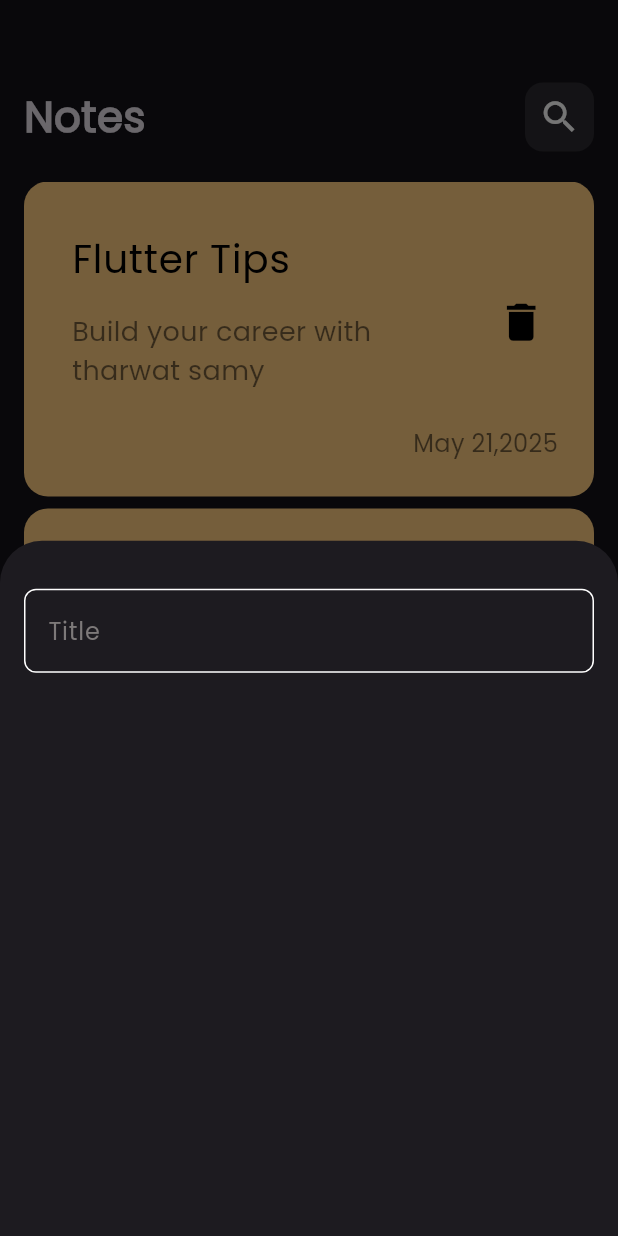
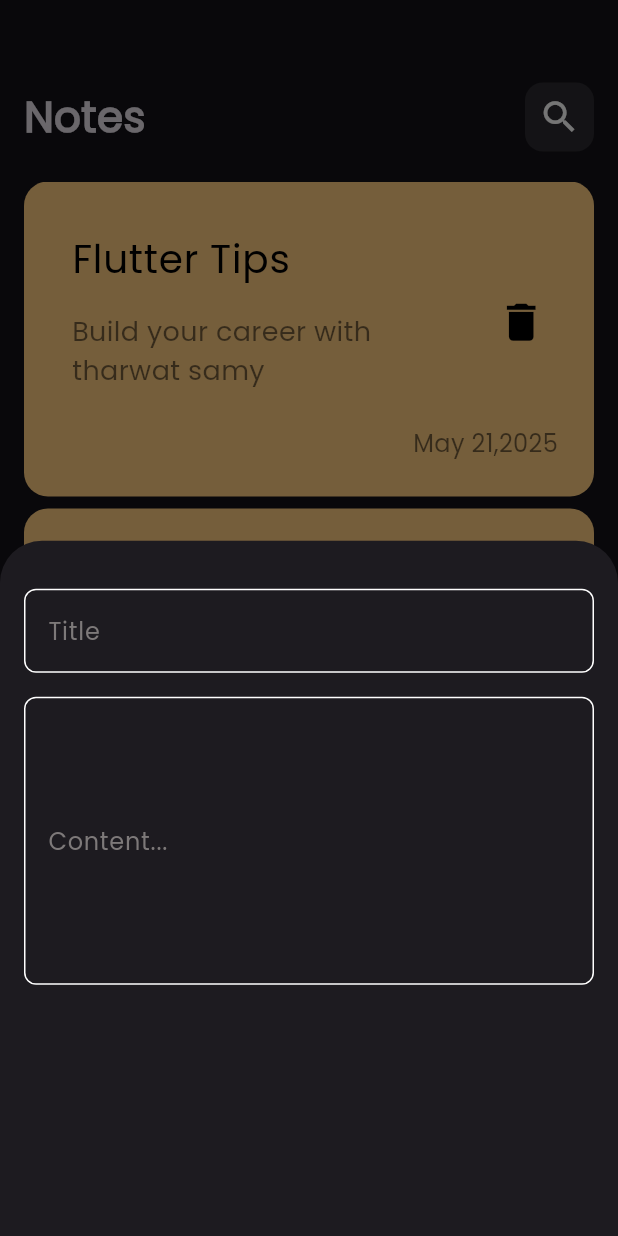
Before and after one commit to mohamedtaha910/notes_app, a Flutter app: the screen it shows after launch, after a tap on the "notes" icon, on a phone screen of 412 x 824 dp. Run offline on Flutter 3.47's test engine with Material 3 defaults, Android fonts, the phone set to English and light mode, and no system bars.

Commit message:
add feilds to botom sheet

```diff
--- a/lib/components/add_note_bottom_sheet.dart
+++ b/lib/components/add_note_bottom_sheet.dart
@@ -11,7 +11,10 @@ class AddNoteSheet extends StatelessWidget {
       child: Column(
         children: [
           SizedBox(height: 32,),
-          CustomTextFeild(),
+          CustomTextFeild(hint: 'Title',),
+          SizedBox(height: 16,),
+          CustomTextFeild(hint: 'Content...',height: 10,),
+
         ],
 
       ),
--- a/lib/components/custom_text_feild.dart
+++ b/lib/components/custom_text_feild.dart
@@ -2,15 +2,19 @@ import 'package:flutter/material.dart';
 import 'package:notes_app/constant.dart';
 
 class CustomTextFeild extends StatelessWidget {
-  const CustomTextFeild({super.key});
-
+  const CustomTextFeild({super.key, required this.hint,  this.height = 1.0});
+  final String hint;
+  final double height;
   @override
   Widget build(BuildContext context) {
     return TextField(
+      // textAlignVertical:TextAlignVertical(y: 0.1),
       // cursorColor: ,
       decoration: InputDecoration(
-        hintText: 'Title',
-        hintStyle: TextStyle(color: const Color.fromARGB(255, 125, 121, 121)),
+        hintText: hint,
+        // hintMaxLines: maxLines,
+
+        hintStyle: TextStyle(color: const Color.fromARGB(255, 125, 121, 121),height: height),
         border: OutlineInputBorder(
           borderRadius: BorderRadius.circular(8),
           borderSide: BorderSide(color: Colors.white),
```
